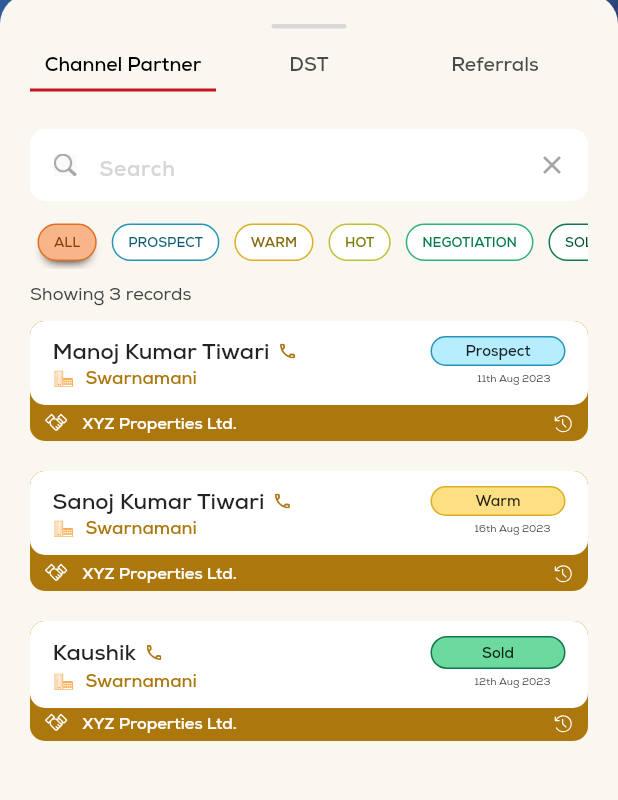
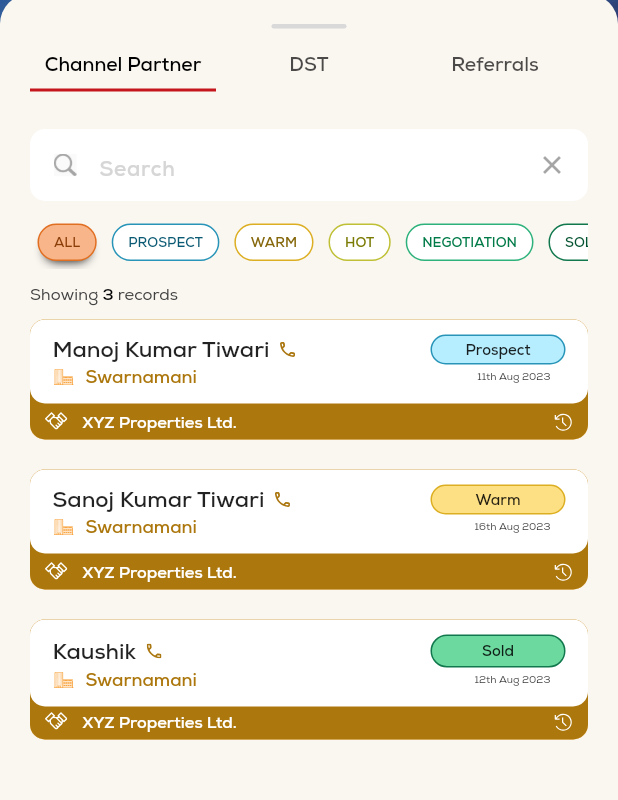
Before and after one commit to vikaspizone/leads, a Flutter app: the LeadsView screen opened by its route, on a phone screen of 412 x 824 dp, the part 111-911 px from its top. Run offline on Flutter 3.47's test engine with Material 2 defaults, Android fonts, the light colour scheme and no system bars; drawn by our look-alikes of flutter_slidable; our stand-ins replace fl_chart, flip_card, flutter_svg, stacked, stacked_services, stacked_shared and 1 more.

Commit message:
fix design issue in leads and icoming call screen

```diff
--- a/lib/ui/views/leads/leads_view.dart
+++ b/lib/ui/views/leads/leads_view.dart
@@ -180,14 +180,32 @@ class LeadsView extends StackedView<LeadsViewModel> with $LeadsView {
                         verticalSpaceSmall,
                         Container(
                           alignment: Alignment.centerLeft,
-                          child: Text(
-                            'Showing ${viewModel.leadsList.length} records',
-                            style: const TextStyle(
-                                color: Color.fromARGB(255, 66, 66, 66),
-                                fontWeight: FontWeight.w400,
-                                fontSize: 12,
-                                fontFamily: 'nexa-regular'),
-                          ),
+                          child: RichText(
+                              text: TextSpan(
+                                  text: 'Showing ',
+                                  style: const TextStyle(
+                                      color: Color.fromARGB(255, 66, 66, 66),
+                                      fontWeight: FontWeight.w400,
+                                      fontSize: 11,
+                                      fontFamily: 'nexa-regular'),
+                                  children: [
+                                TextSpan(
+                                  text: '${viewModel.leadsList.length}',
+                                  style: const TextStyle(
+                                      color: Color.fromARGB(255, 0, 0, 0),
+                                      fontWeight: FontWeight.w500,
+                                      fontSize: 11,
+                                      fontFamily: 'Nexa-Bold'),
+                                ),
+                                const TextSpan(
+                                  text: ' records',
+                                  style: TextStyle(
+                                      color: Color.fromARGB(255, 66, 66, 66),
+                                      fontWeight: FontWeight.w400,
+                                      fontSize: 11,
+                                      fontFamily: 'nexa-regular'),
+                                ),
+                              ])),
                         ),
                         Expanded(
                           child: ListView.builder(
```
Also changed, not shown: lib/ui/views/incoming_call/incoming_call_view.dart (+29 -7 lines).
